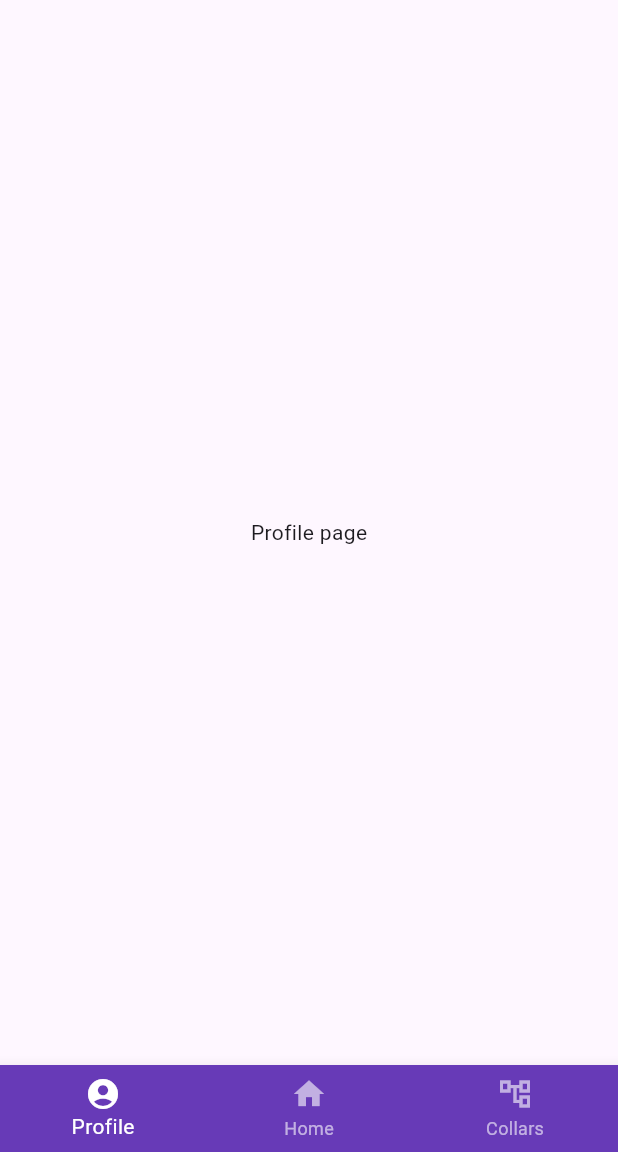
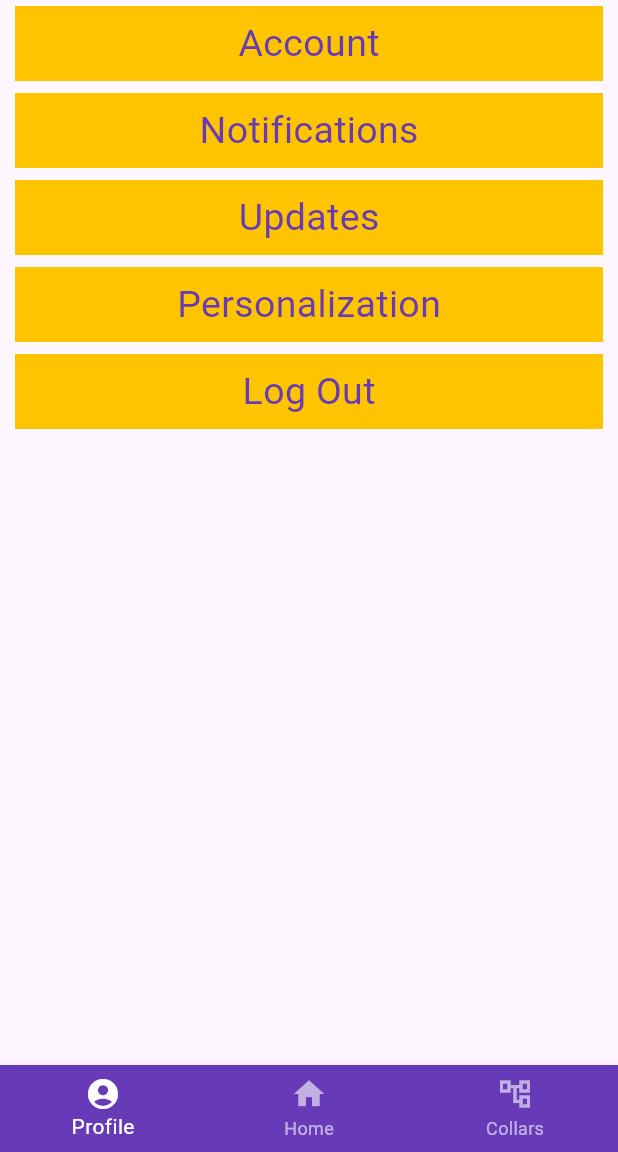
Before and after one commit to tallonch/Dog-Collar-Project, a Flutter app: the screen it shows after launch, on a phone screen of 412 x 824 dp, the part 84-1236 px from its top. Run offline on Flutter 3.47's test engine with Material 3 defaults, Android fonts, the light colour scheme and no system bars; our stand-ins replace google_maps_flutter.

Commit message:
Settings page mock-up

```diff
--- a/lib/main.dart
+++ b/lib/main.dart
@@ -19,7 +19,7 @@ class _MyAppState extends State<MyApp> {
   String buttonName = 'Click';
   int currentIndex = 0;
   final screens = [
-    const Center(child: Profile()),
+    Center(child: Profile()),
     const Center(child: Map()),
     Center(child: Collar_Management()),
   ];
--- a/lib/screens/profile.dart
+++ b/lib/screens/profile.dart
@@ -1,13 +1,26 @@
 import 'package:flutter/material.dart';
+import 'package:gps_dog_collar_flutter/templates/settings_list.dart';
 
 class Profile extends StatelessWidget{
-  const Profile({super.key});
+  Profile({super.key});
+
+  //List of button names,
+  final List _settings_button_names = [
+    'Account',
+    'Notifications',
+    'Updates',
+    'Personalization',
+    'Log Out'
+  ];
 
   @override
   Widget build(BuildContext context) {
     return  Scaffold (
-        body: const Center(
-          child: Text('Profile page'),
+        body: ListView.builder(
+          itemCount: _settings_button_names.length,
+          itemBuilder: (context, index) {
+            return SettingsList(child: _settings_button_names[index],);
+          },
         )
     );
   }
--- /dev/null
+++ b/lib/templates/settings_list.dart
@@ -0,0 +1,22 @@
+import 'package:flutter/material.dart';
+
+class SettingsList extends StatelessWidget {
+  const SettingsList({super.key, required this.child});
+  final String child;
+
+  @override
+  Widget build(BuildContext context) {
+    return Padding(
+      padding: const EdgeInsets.symmetric(vertical: 4.0, horizontal: 10.0),
+      child: Container(
+        height: 50,
+        color: Colors.amberAccent[400],
+        child: Center(
+            child: Text(
+              child,
+              style: const TextStyle(fontSize: 25, color: Colors.deepPurple))),
+
+      ),
+    );
+  }
+}
--- a/pubspec.yaml
+++ b/pubspec.yaml
@@ -39,6 +39,7 @@ dependencies:
   http: ^1.2.1
   json_serializable: ^6.7.1
   google_maps_flutter_web: ^0.5.5
+  flutter_settings_screen_ex: ^0.0.1+5
 
 dev_dependencies:
   flutter_test:
```
Also changed, not shown: pubspec.lock, 1 other file.
